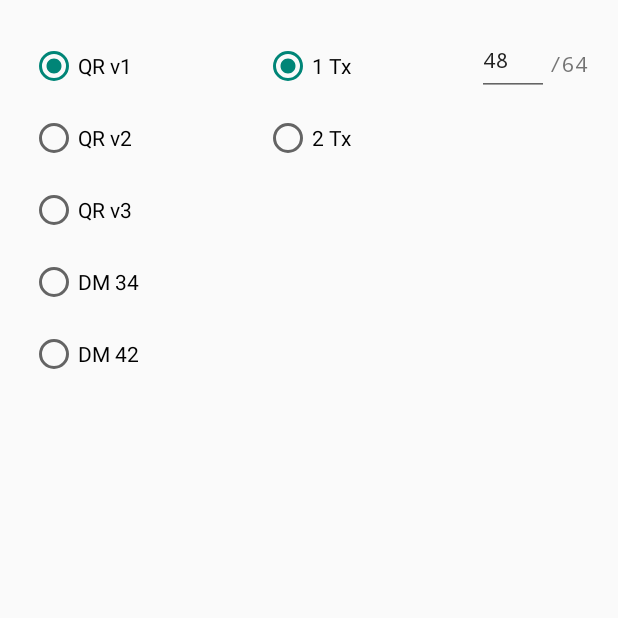
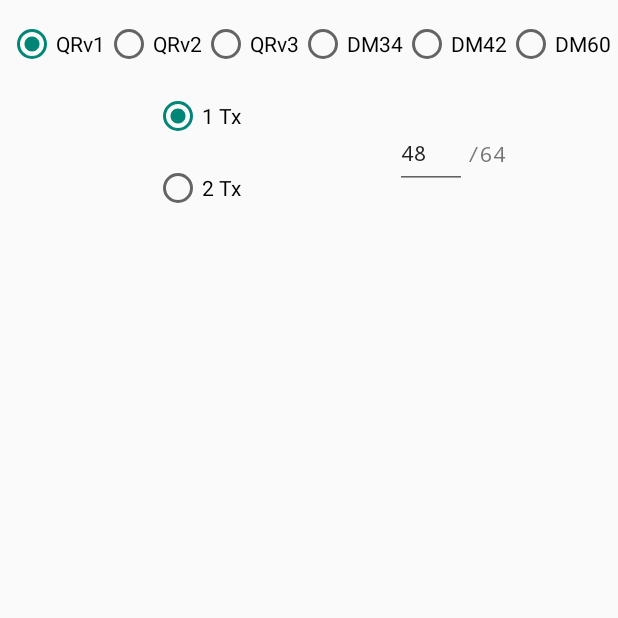
Before and after one commit to mchavezt86/FLCoSRT01, an Android app: the SelectorFragment screen opened through its navigation route, on a phone screen of 412 x 824 dp, the top half of it. Run offline under Robolectric (Android 15) with nearby library versions, the phone set to English and light mode, and no system bars; 1 statement that could not run was skipped.

Commit message:
Added DM60.

```diff
--- a/app/src/main/java/com/android/flcosrt01/basic/fragments/SelectorFragment.kt
+++ b/app/src/main/java/com/android/flcosrt01/basic/fragments/SelectorFragment.kt
@@ -82,6 +82,10 @@ class SelectorFragment : Fragment() {
                  }
                  R.id.dm_42 -> {
                      CameraActivity.qrBytes = 42
+                     ProcessingClass.setDM()
+                 }
+                 R.id.dm_60 -> {
+                     CameraActivity.qrBytes = 60
                      ProcessingClass.setDM()
                  }
                  else -> Log.d("QRv","QR version error")
--- a/app/src/main/res/layout-land/selector_fragment.xml
+++ b/app/src/main/res/layout-land/selector_fragment.xml
@@ -48,6 +48,13 @@
             android:layout_height="wrap_content"
             android:minHeight="48dp"
             android:text="@string/dm42" />
+
+        <RadioButton
+            android:id="@+id/dm_60"
+            android:layout_width="wrap_content"
+            android:layout_height="wrap_content"
+            android:minHeight="48dp"
+            android:text="@string/dm60" />
     </RadioGroup>
 
     <RadioGroup
--- a/app/src/main/res/layout/selector_fragment.xml
+++ b/app/src/main/res/layout/selector_fragment.xml
@@ -5,13 +5,24 @@
     android:layout_width="match_parent"
     android:layout_height="match_parent">
 
+    <HorizontalScrollView
+        android:id="@+id/horizontalScrollView"
+        android:layout_width="wrap_content"
+        android:layout_height="wrap_content"
+        android:layout_marginStart="10dp"
+        android:layout_marginEnd="10dp"
+        app:layout_constraintEnd_toEndOf="parent"
+        app:layout_constraintStart_toStartOf="parent"
+        app:layout_constraintTop_toTopOf="parent">
+
         <RadioGroup
             android:id="@+id/code_version"
             android:layout_width="wrap_content"
             android:layout_height="wrap_content"
-        android:layout_marginStart="20dp"
-        android:layout_marginTop="20dp"
+            android:layout_marginTop="5dp"
             android:checkedButton="@id/qr_v1"
+            android:orientation="horizontal"
+            app:layout_constraintEnd_toEndOf="parent"
             app:layout_constraintStart_toStartOf="parent"
             app:layout_constraintTop_toTopOf="parent">
 
@@ -49,17 +60,25 @@
                 android:layout_height="wrap_content"
                 android:minHeight="48dp"
                 android:text="@string/dm42" />
+
+            <RadioButton
+                android:id="@+id/dm_60"
+                android:layout_width="wrap_content"
+                android:layout_height="wrap_content"
+                android:minHeight="48dp"
+                android:text="@string/dm60" />
         </RadioGroup>
+    </HorizontalScrollView>
 
     <RadioGroup
         android:id="@+id/n_tx"
         android:layout_width="wrap_content"
         android:layout_height="wrap_content"
-        android:layout_marginTop="20dp"
         android:checkedButton="@id/tx_1"
-        app:layout_constraintEnd_toStartOf="@+id/rs_data"
-        app:layout_constraintStart_toEndOf="@+id/code_version"
-        app:layout_constraintTop_toTopOf="parent">
+        app:layout_constraintEnd_toEndOf="parent"
+        app:layout_constraintHorizontal_bias="0.29"
+        app:layout_constraintStart_toStartOf="parent"
+        app:layout_constraintTop_toBottomOf="@+id/horizontalScrollView">
 
         <RadioButton
             android:id="@+id/tx_1"
@@ -80,7 +99,7 @@
         android:id="@+id/rs_data"
         android:layout_width="wrap_content"
         android:layout_height="wrap_content"
-        android:layout_marginTop="16dp"
+        android:layout_marginStart="102dp"
         android:ems="2"
         android:inputType="numberDecimal"
         android:minWidth="48dp"
@@ -89,28 +108,30 @@
         android:textAlignment="viewEnd"
         android:textSize="14sp"
         android:typeface="monospace"
-        app:layout_constraintEnd_toStartOf="@+id/rs_total"
-        app:layout_constraintTop_toTopOf="parent" />
+        app:layout_constraintBottom_toBottomOf="@+id/n_tx"
+        app:layout_constraintStart_toEndOf="@+id/n_tx"
+        app:layout_constraintTop_toTopOf="@+id/n_tx"
+        app:layout_constraintVertical_bias="0.52" />
 
     <TextView
         android:id="@+id/rs_total"
         android:layout_width="wrap_content"
         android:layout_height="wrap_content"
-        android:layout_marginEnd="20dp"
         android:text="@string/rs_total"
         android:typeface="monospace"
         app:layout_constraintBottom_toBottomOf="@+id/rs_data"
         app:layout_constraintEnd_toEndOf="parent"
+        app:layout_constraintHorizontal_bias="0.0"
+        app:layout_constraintStart_toEndOf="@+id/rs_data"
         app:layout_constraintTop_toTopOf="@+id/rs_data"
-        app:layout_constraintVertical_bias="0.571" />
+        app:layout_constraintVertical_bias="0.51" />
 
     <androidx.recyclerview.widget.RecyclerView
         android:id="@+id/camera_list"
         android:layout_width="0dp"
         android:layout_height="0dp"
-        android:layout_marginTop="10dp"
         app:layout_constraintBottom_toBottomOf="parent"
         app:layout_constraintEnd_toEndOf="parent"
         app:layout_constraintStart_toStartOf="parent"
-        app:layout_constraintTop_toBottomOf="@+id/code_version" />
+        app:layout_constraintTop_toBottomOf="@+id/n_tx" />
 </androidx.constraintlayout.widget.ConstraintLayout>
--- a/app/src/main/res/values/strings.xml
+++ b/app/src/main/res/values/strings.xml
@@ -16,11 +16,12 @@
 <resources>
     <string name="app_name">FLCoS Real-time</string>
     <string name="capture">Capture</string>
-    <string name="qrv1">QR v1</string>
-    <string name="qrv2">QR v2</string>
-    <string name="qrv3">QR v3</string>
-    <string name="dm34">DM 34</string>
-    <string name="dm42">DM 42</string>
+    <string name="qrv1">QRv1</string>
+    <string name="qrv2">QRv2</string>
+    <string name="qrv3">QRv3</string>
+    <string name="dm34">DM34</string>
+    <string name="dm42">DM42</string>
+    <string name="dm60">DM60</string>
     <string name="tx1">1 Tx</string>
     <string name="tx2">2 Tx</string>
     <string name="rs_data">48</string>
```
Lines whose indentation alone changed are shown as unchanged.
